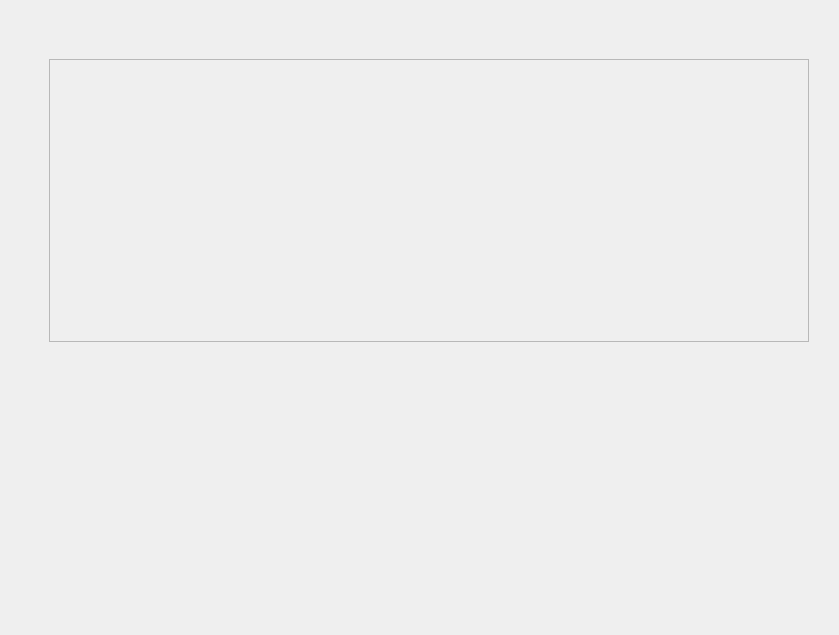
This is shell/homepagewidget.ui in ukui/ukui-control-center as Qt 5 draws it before an edit. The edited form follows.
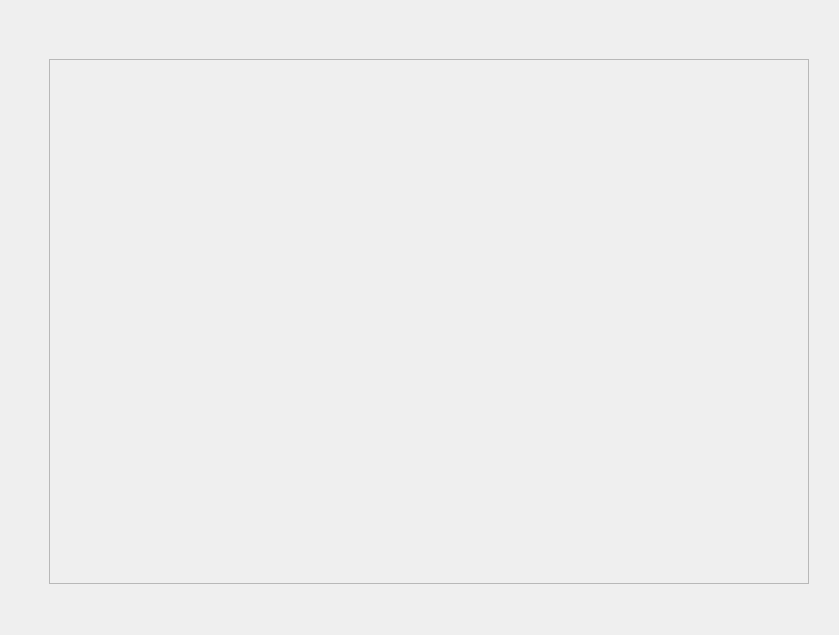
This is the edited form.

Commit message:
fix(HomePage): HomePage
Description: HomePage

Log: 修复首页空白过多的问题

The edit to the form file:
```diff
--- a/shell/homepagewidget.ui
+++ b/shell/homepagewidget.ui
@@ -87,7 +87,7 @@
            <x>0</x>
            <y>0</y>
            <width>762</width>
-           <height>274</height>
+           <height>511</height>
           </rect>
          </property>
          <property name="maximumSize">
@@ -123,6 +123,9 @@
      <property name="orientation">
       <enum>Qt::Vertical</enum>
      </property>
+     <property name="sizeType">
+      <enum>QSizePolicy::Fixed</enum>
+     </property>
      <property name="sizeHint" stdset="0">
       <size>
        <width>20</width>
```
